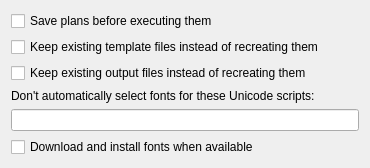
This is multiscript/ui/app_config_general_panel.ui in multiscript/multiscript as Qt 5 draws it before an edit. The edited form follows.
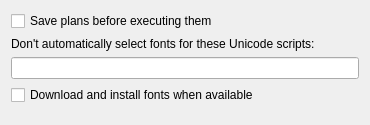
This is the edited form.

Diff of the .ui file:
```diff
--- a/multiscript/ui/app_config_general_panel.ui
+++ b/multiscript/ui/app_config_general_panel.ui
@@ -7,7 +7,7 @@
     <x>0</x>
     <y>0</y>
     <width>370</width>
-    <height>167</height>
+    <height>125</height>
    </rect>
   </property>
   <property name="windowTitle">
@@ -21,20 +21,6 @@
      </property>
     </widget>
    </item>
-   <item>
-    <widget class="QCheckBox" name="keepExistingTemplateFilesCheckBox">
-     <property name="text">
-      <string>Keep existing template files instead of recreating them</string>
-     </property>
-    </widget>
-   </item>
-   <item>
-    <widget class="QCheckBox" name="keepExistingOutputFilesCheckbox">
-     <property name="text">
-      <string>Keep existing output files instead of recreating them</string>
-     </property>
-    </widget>
-   </item>
    <item>
     <widget class="QLabel" name="ignoredScriptsLabel">
      <property name="text">
@@ -43,7 +29,14 @@
     </widget>
    </item>
    <item>
-    <widget class="QLineEdit" name="ignoredScriptsLineEdit"/>
+    <widget class="QLineEdit" name="ignoredScriptsLineEdit">
+     <property name="toolTip">
+      <string>Comma-separated script full-names. For example: Latin, Greek, Cyrillic</string>
+     </property>
+     <property name="placeholderText">
+      <string/>
+     </property>
+    </widget>
    </item>
    <item>
     <widget class="QCheckBox" name="downloadAndInstallFontsCheckBox">
```
